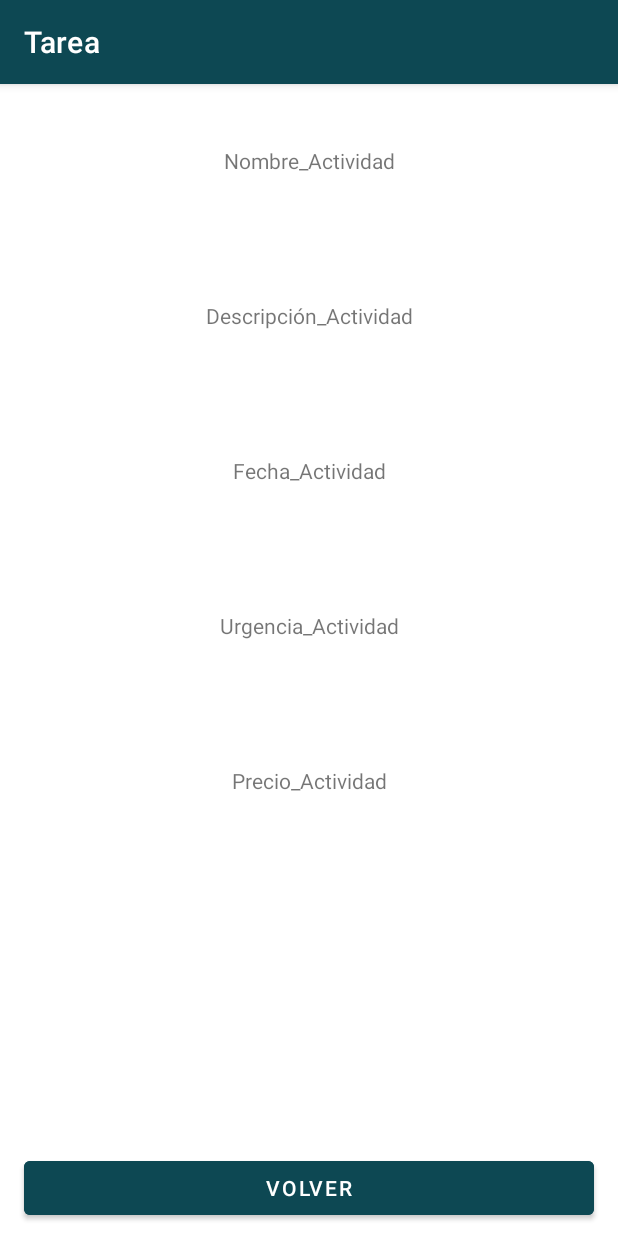
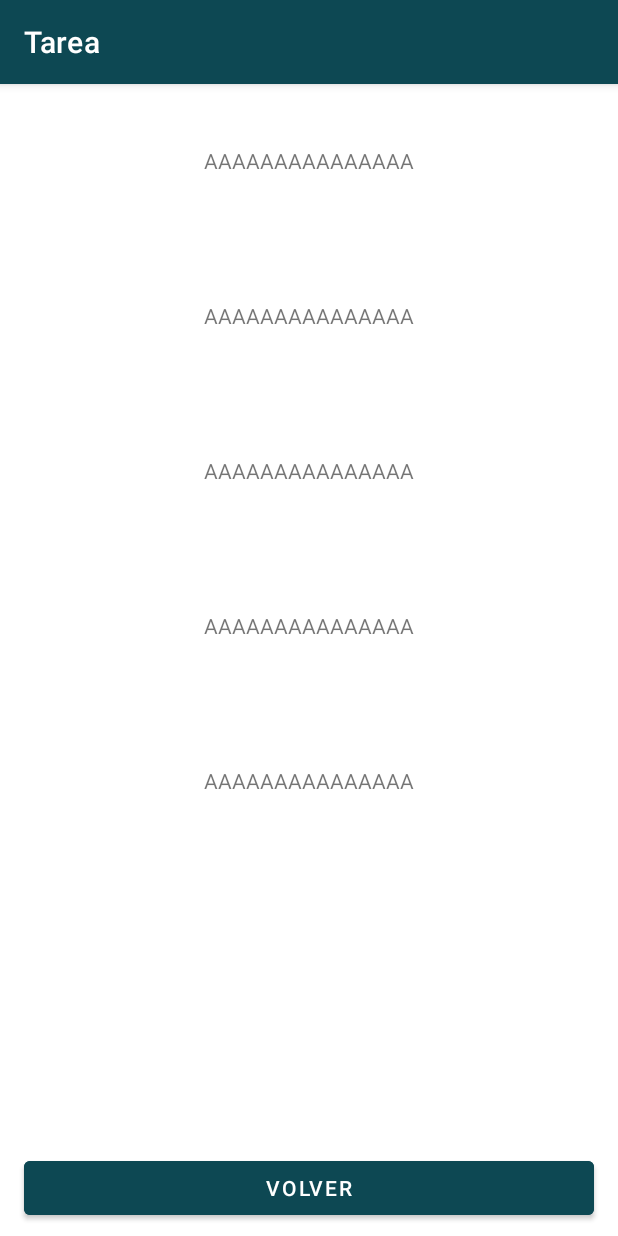
Before and after one commit to PabloFP64/MisTareas2, an Android app: the InfoTareas screen opened directly, with no data from a screen before it, on a phone screen of 412 x 824 dp. Run offline under Robolectric (Android 15) with nearby library versions, the light colour scheme and no system bars.

Commit message:
Creado info tareas que reciba AAAAAA

```diff
--- a/app/src/main/java/com/example/mistareas2/InfoTareas.java
+++ b/app/src/main/java/com/example/mistareas2/InfoTareas.java
@@ -2,18 +2,57 @@ package com.example.mistareas2;
 
 import androidx.appcompat.app.AppCompatActivity;
 
+import android.content.Intent;
 import android.os.Bundle;
 import android.view.View;
+import android.widget.TextView;
 
 public class InfoTareas extends AppCompatActivity {
+
+    private TextView mNombre;
+    private TextView mDescripcion;
+    private TextView mFecha;
+    private TextView mUrgencia;
+    private TextView mPrecio;
+
+
 
     @Override
     protected void onCreate(Bundle savedInstanceState) {
         super.onCreate(savedInstanceState);
         setContentView(R.layout.activity_info_tareas);
+
+        mNombre = findViewById(R.id.textoNombre);
+        mDescripcion = findViewById(R.id.textoDescripcion);
+        mFecha = findViewById(R.id.textoFecha);
+        mUrgencia = findViewById(R.id.textoUrgencia);
+        mPrecio = findViewById(R.id.textoPrecio);
+
+        Intent intent = getIntent();
+
+        String nombre = intent.getStringExtra(CrearTarea.EXTRA_REPLY_N);
+
+        CrearInfo(nombre);
+    }
+
+    private void CrearInfo(String nombre) {
+        Tarea tarea = new Tarea();
+        String a = "AAAAAAAAAAAAAAA";
+        mNombre.setText(a);
+        mDescripcion.setText(a);
+        mFecha.setText(a);
+        mUrgencia.setText(a);
+        mPrecio.setText(a);
+//        mNombre.setText(tarea.getNombre());
+//        mDescripcion.setText(tarea.getDescripcion());
+//        mFecha.setText(tarea.getFecha());
+//        mUrgencia.setText(tarea.getPrioridad());
+//        mPrecio.setText(tarea.getCoste());
     }
 
     public void cancelarInfo(View view) {
         finish();
     }
+
+
 }
--- a/app/src/main/java/com/example/mistareas2/MainActivity.java
+++ b/app/src/main/java/com/example/mistareas2/MainActivity.java
@@ -1,6 +1,6 @@
 package com.example.mistareas2;
 
-import androidx.appcompat.app.AppCompatActivity;
+import static com.example.mistareas2.CrearTarea.EXTRA_REPLY_N;
 
 import android.content.ContentValues;
 import android.content.Intent;
@@ -13,6 +13,7 @@ import android.view.View;
 import android.widget.ArrayAdapter;
 import android.widget.ListView;
 import android.widget.TextView;
+import androidx.appcompat.app.AppCompatActivity;
 
 import com.example.mistareas2.task_database.TaskContract;
 import com.example.mistareas2.task_database.TaskDatabaseHelper;
@@ -35,11 +36,8 @@ public class MainActivity extends AppCompatActivity {
         setContentView(R.layout.activity_main);
 
         Intent intent = getIntent();
-        String nombre = intent.getStringExtra(CrearTarea.EXTRA_REPLY_N);
-        String coste = intent.getStringExtra(CrearTarea.EXTRA_REPLY_C);
-        String fecha = intent.getStringExtra(CrearTarea.EXTRA_REPLY_F);
-        String prioridad = intent.getStringExtra(CrearTarea.EXTRA_REPLY_P);
-        String descripcion = intent.getStringExtra(CrearTarea.EXTRA_REPLY_D);
+        String nombre = intent.getStringExtra(EXTRA_REPLY_N);
+
 
         taskHelper = new TaskDatabaseHelper(this);
         TaskList = (ListView) findViewById(R.id.list_todo);
@@ -58,7 +56,13 @@ public class MainActivity extends AppCompatActivity {
 
     private void crearTarea() {
         Intent intent = getIntent();
-        String nombre = intent.getStringExtra(CrearTarea.EXTRA_REPLY_N);
+        String nombre = intent.getStringExtra(EXTRA_REPLY_N);
+        String coste = intent.getStringExtra(CrearTarea.EXTRA_REPLY_C);
+        String fecha = intent.getStringExtra(CrearTarea.EXTRA_REPLY_F);
+        String prioridad = intent.getStringExtra(CrearTarea.EXTRA_REPLY_P);
+        String descripcion = intent.getStringExtra(CrearTarea.EXTRA_REPLY_D);
+
+        Tarea tarea = new Tarea(nombre,coste,fecha,prioridad,descripcion);
 
         SQLiteDatabase db = taskHelper.getWritableDatabase();
         ContentValues values = new ContentValues();
@@ -96,9 +100,11 @@ public class MainActivity extends AppCompatActivity {
 
     public void launchInfo(View view) {
         Intent intent = new Intent(this, InfoTareas.class);
+
+        String nombre = intent.getStringExtra(EXTRA_REPLY_N);
+        intent.putExtra(EXTRA_REPLY_N, nombre);
         startActivity(intent);
     }
-
     public void updateUI() {
         ArrayList<String> taskList = new ArrayList<>();
         SQLiteDatabase db = taskHelper.getReadableDatabase();
@@ -122,4 +128,5 @@ public class MainActivity extends AppCompatActivity {
         cursor.close();
         db.close();
     }
+
 }
--- a/app/src/main/java/com/example/mistareas2/Tarea.java
+++ b/app/src/main/java/com/example/mistareas2/Tarea.java
@@ -1,6 +1,6 @@
 package com.example.mistareas2;
 
-public class Tarea {
+public class Tarea{
 
     private String nombre;
     private String coste;
```
